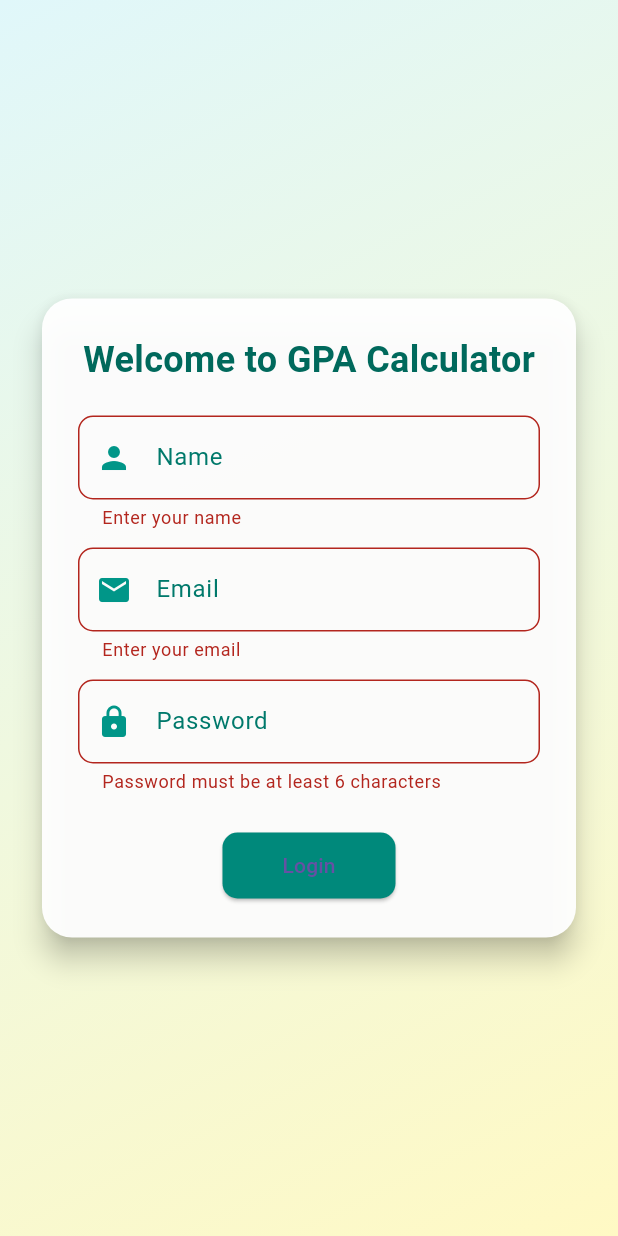
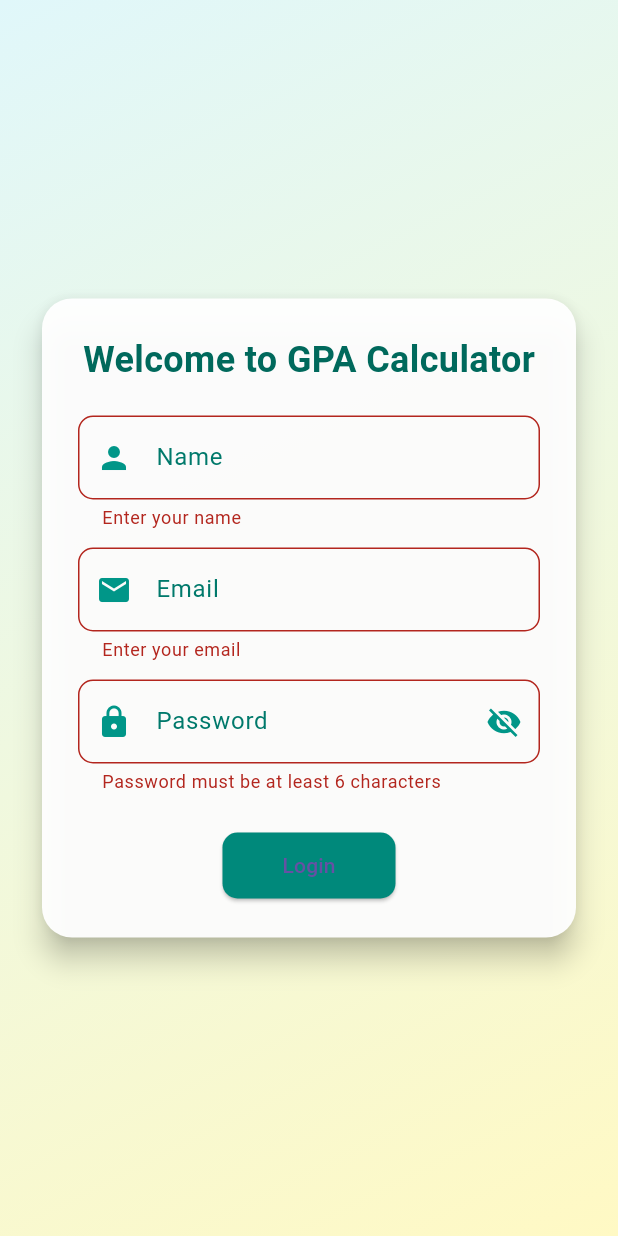
Before and after one commit to angurakanisa31/flutter_gpa-calculator, a Flutter app: the screen it shows after launch, after a tap on "Login", on a phone screen of 412 x 824 dp. Run offline on Flutter 3.47's test engine with Material 3 defaults, Android fonts, the light colour scheme and no system bars; our stand-ins replace cloud_firestore, connectivity_plus, firebase_auth, firebase_core; accounts and stored records are empty.

Commit message:
final commit

```diff
--- a/lib/login_screen.dart
+++ b/lib/login_screen.dart
@@ -9,7 +9,7 @@ class LoginPage extends StatefulWidget {
 }
 
 class _LoginPageState extends State<LoginPage> with TickerProviderStateMixin {
-  final TextEditingController nameController = TextEditingController(); // 👤 Added
+  final TextEditingController nameController = TextEditingController();
   final TextEditingController emailController = TextEditingController();
   final TextEditingController passwordController = TextEditingController();
   final _formKey = GlobalKey<FormState>();
@@ -21,6 +21,7 @@ class _LoginPageState extends State<LoginPage> with TickerProviderStateMixin {
   late Animation<Offset> _slideAnimation;
 
   bool _isLoading = false;
+  bool _isPasswordVisible = false;
 
   @override
   void initState() {
@@ -54,7 +55,7 @@ class _LoginPageState extends State<LoginPage> with TickerProviderStateMixin {
   void dispose() {
     _fadeController.dispose();
     _slideController.dispose();
-    nameController.dispose(); // 👤 Dispose
+    nameController.dispose();
     emailController.dispose();
     passwordController.dispose();
     super.dispose();
@@ -90,7 +91,7 @@ class _LoginPageState extends State<LoginPage> with TickerProviderStateMixin {
         context,
         MaterialPageRoute(
           builder: (_) => SubjectsPage(
-            username: nameController.text.trim(), // 👤 Pass full name
+            username: nameController.text.trim(),
           ),
         ),
       );
@@ -162,23 +163,48 @@ class _LoginPageState extends State<LoginPage> with TickerProviderStateMixin {
                           nameController,
                           'Name',
                           Icons.person,
-                          validator: (val) => val!.isEmpty ? "Enter your name" : null,
+                          validator: (val) =>
+                          val!.isEmpty ? "Enter your name" : null,
                         ),
                         SizedBox(height: 12),
                         _buildTextField(
                           emailController,
                           'Email',
                           Icons.email,
-                          validator: (val) => val!.isEmpty ? "Enter your email" : null,
+                          validator: (val) {
+                            if (val == null || val.isEmpty) {
+                              return 'Enter your email';
+                            }
+                            final emailRegex = RegExp(
+                                r'^[\w-\.]+@([\w-]+\.)+[\w-]{2,4}$');
+                            if (!emailRegex.hasMatch(val)) {
+                              return 'Enter a valid email address';
+                            }
+                            return null;
+                          },
                         ),
                         SizedBox(height: 12),
                         _buildTextField(
                           passwordController,
                           'Password',
                           Icons.lock,
-                          obscureText: true,
-                          validator: (val) =>
-                          val!.length < 6 ? "Password must be at least 6 characters" : null,
+                          obscureText: !_isPasswordVisible,
+                          suffixIcon: IconButton(
+                            icon: Icon(
+                              _isPasswordVisible
+                                  ? Icons.visibility
+                                  : Icons.visibility_off,
+                              color: Colors.teal,
+                            ),
+                            onPressed: () {
+                              setState(() {
+                                _isPasswordVisible = !_isPasswordVisible;
+                              });
+                            },
+                          ),
+                          validator: (val) => val!.length < 6
+                              ? "Password must be at least 6 characters"
+                              : null,
                         ),
                         SizedBox(height: 24),
                         _isLoading
@@ -186,7 +212,8 @@ class _LoginPageState extends State<LoginPage> with TickerProviderStateMixin {
                             : ElevatedButton(
                           style: ElevatedButton.styleFrom(
                             backgroundColor: Colors.teal[600],
-                            padding: EdgeInsets.symmetric(horizontal: 40, vertical: 12),
+                            padding: EdgeInsets.symmetric(
+                                horizontal: 40, vertical: 12),
                             shape: RoundedRectangleBorder(
                               borderRadius: BorderRadius.circular(10),
                             ),
@@ -211,6 +238,7 @@ class _LoginPageState extends State<LoginPage> with TickerProviderStateMixin {
       String label,
       IconData icon, {
         bool obscureText = false,
+        Widget? suffixIcon,
         String? Function(String?)? validator,
       }) {
     return TextFormField(
@@ -221,6 +249,7 @@ class _LoginPageState extends State<LoginPage> with TickerProviderStateMixin {
         prefixIcon: Icon(icon, color: Colors.teal),
         labelText: label,
         labelStyle: TextStyle(color: Colors.teal[700]),
+        suffixIcon: suffixIcon,
         border: OutlineInputBorder(borderRadius: BorderRadius.circular(10)),
         focusedBorder: OutlineInputBorder(
           borderSide: BorderSide(color: Colors.teal),
```
Also changed, not shown: 6 other files.
